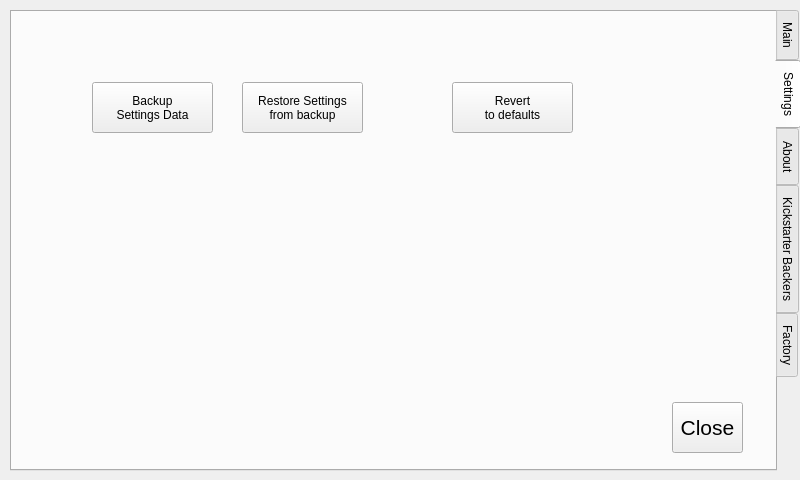
The window that src/utilwindow.ui (krontech/chronos-cam-app) describes before a commit, drawn with Qt 5.
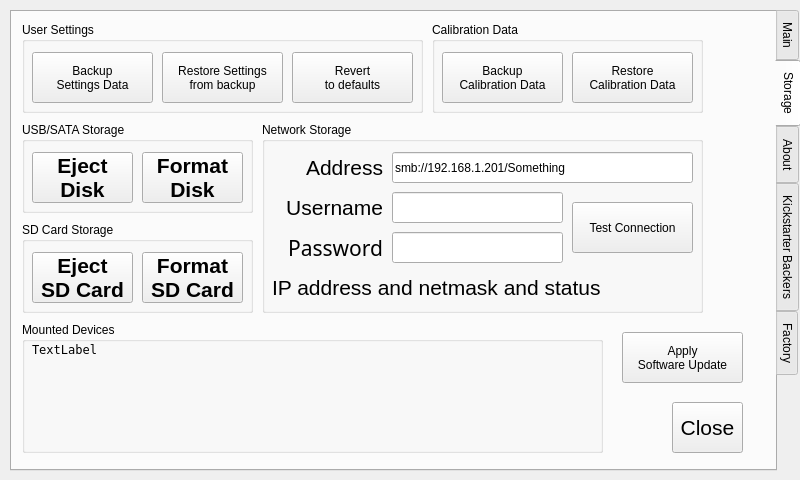
The same window after the commit. The open tabs and pages were chosen to show the change. Custom widgets are drawn as their Qt base class.

Commit message:
Add storage tab to util window, add buttons to format disks.
Users have frequently had difficulty formatting storage devices for
use with the camera, so add some buttons to the util window to do it
for them (partitions the disk into one large drive, and then formats
it as FAT32).

```diff
--- a/src/utilwindow.ui
+++ b/src/utilwindow.ui
@@ -29,31 +29,17 @@
     <enum>QTabWidget::East</enum>
    </property>
    <property name="currentIndex">
-    <number>4</number>
+    <number>0</number>
    </property>
    <widget class="QWidget" name="tabMain">
     <attribute name="title">
      <string>Main</string>
     </attribute>
-    <widget class="QPushButton" name="cmdSWUpdate">
-     <property name="geometry">
-      <rect>
-       <x>10</x>
-       <y>390</y>
-       <width>121</width>
-       <height>51</height>
-      </rect>
-     </property>
-     <property name="text">
-      <string>Apply
-Software Update</string>
-     </property>
-    </widget>
     <widget class="QGroupBox" name="groupBoxClock">
      <property name="geometry">
       <rect>
        <x>10</x>
-       <y>110</y>
+       <y>10</y>
        <width>431</width>
        <height>81</height>
       </rect>
@@ -125,7 +111,7 @@
      <property name="geometry">
       <rect>
        <x>10</x>
-       <y>240</y>
+       <y>100</y>
        <width>331</width>
        <height>131</height>
       </rect>
@@ -264,7 +250,7 @@
      <property name="geometry">
       <rect>
        <x>480</x>
-       <y>220</y>
+       <y>120</y>
        <width>191</width>
        <height>41</height>
       </rect>
@@ -287,94 +273,11 @@
       <bool>false</bool>
      </property>
     </widget>
-    <widget class="QPushButton" name="cmdSaveCal">
-     <property name="geometry">
-      <rect>
-       <x>160</x>
-       <y>390</y>
-       <width>121</width>
-       <height>51</height>
-      </rect>
-     </property>
-     <property name="text">
-      <string>Backup
-Calibration Data</string>
-     </property>
-    </widget>
-    <widget class="QPushButton" name="cmdRestoreCal">
-     <property name="geometry">
-      <rect>
-       <x>310</x>
-       <y>390</y>
-       <width>121</width>
-       <height>51</height>
-      </rect>
-     </property>
-     <property name="text">
-      <string>Restore
-Calibration Data</string>
-     </property>
-    </widget>
-    <widget class="QGroupBox" name="grpEject">
-     <property name="geometry">
-      <rect>
-       <x>10</x>
-       <y>10</y>
-       <width>251</width>
-       <height>81</height>
-      </rect>
-     </property>
-     <property name="title">
-      <string>Removable Storage</string>
-     </property>
-     <widget class="QPushButton" name="cmdEjectSD">
-      <property name="geometry">
-       <rect>
-        <x>140</x>
-        <y>20</y>
-        <width>101</width>
-        <height>51</height>
-       </rect>
-      </property>
-      <property name="font">
-       <font>
-        <pointsize>16</pointsize>
-        <weight>75</weight>
-        <bold>true</bold>
-       </font>
-      </property>
-      <property name="text">
-       <string>Eject
-SD</string>
-      </property>
-     </widget>
-     <widget class="QPushButton" name="cmdEjectUSB">
-      <property name="geometry">
-       <rect>
-        <x>10</x>
-        <y>20</y>
-        <width>101</width>
-        <height>51</height>
-       </rect>
-      </property>
-      <property name="font">
-       <font>
-        <pointsize>16</pointsize>
-        <weight>75</weight>
-        <bold>true</bold>
-       </font>
-      </property>
-      <property name="text">
-       <string>Eject
-USB</string>
-      </property>
-     </widget>
-    </widget>
     <widget class="QCheckBox" name="chkAutoSave">
      <property name="geometry">
       <rect>
        <x>480</x>
-       <y>170</y>
+       <y>70</y>
        <width>161</width>
        <height>41</height>
       </rect>
@@ -401,7 +304,7 @@
      <property name="geometry">
       <rect>
        <x>480</x>
-       <y>120</y>
+       <y>20</y>
        <width>181</width>
        <height>41</height>
       </rect>
@@ -427,8 +330,8 @@
     <widget class="QLabel" name="lblUnsavedVideoLabel">
      <property name="geometry">
       <rect>
-       <x>300</x>
-       <y>40</y>
+       <x>10</x>
+       <y>240</y>
        <width>211</width>
        <height>61</height>
       </rect>
@@ -450,7 +353,7 @@
      <property name="geometry">
       <rect>
        <x>480</x>
-       <y>320</y>
+       <y>220</y>
        <width>191</width>
        <height>41</height>
       </rect>
@@ -477,7 +380,7 @@
      <property name="geometry">
       <rect>
        <x>480</x>
-       <y>360</y>
+       <y>260</y>
        <width>171</width>
        <height>61</height>
       </rect>
@@ -504,8 +407,8 @@
     <widget class="QComboBox" name="comboDisableUnsavedWarning">
      <property name="geometry">
       <rect>
-       <x>480</x>
-       <y>50</y>
+       <x>200</x>
+       <y>250</y>
        <width>201</width>
        <height>41</height>
       </rect>
@@ -535,7 +438,7 @@
      <property name="geometry">
       <rect>
        <x>480</x>
-       <y>270</y>
+       <y>170</y>
        <width>171</width>
        <height>41</height>
       </rect>
@@ -556,70 +459,434 @@
      </property>
     </widget>
    </widget>
-   <widget class="QWidget" name="tabSettings">
+   <widget class="QWidget" name="tabStorage">
     <attribute name="title">
-     <string>Settings</string>
+     <string>Storage</string>
     </attribute>
-    <widget class="QPushButton" name="cmdDefaults">
+    <widget class="QPushButton" name="cmdClose_2">
      <property name="geometry">
       <rect>
-       <x>440</x>
-       <y>70</y>
-       <width>121</width>
+       <x>660</x>
+       <y>390</y>
+       <width>71</width>
        <height>51</height>
       </rect>
      </property>
+     <property name="font">
+      <font>
+       <pointsize>16</pointsize>
+      </font>
+     </property>
      <property name="text">
-      <string>Revert
-to defaults</string>
+      <string>Close</string>
      </property>
     </widget>
-    <widget class="QPushButton" name="cmdBackupSettings">
+    <widget class="QGroupBox" name="gbUserSettings">
      <property name="geometry">
       <rect>
-       <x>80</x>
-       <y>70</y>
-       <width>121</width>
-       <height>51</height>
+       <x>10</x>
+       <y>10</y>
+       <width>401</width>
+       <height>91</height>
       </rect>
      </property>
-     <property name="text">
-      <string>Backup
+     <property name="title">
+      <string>User Settings</string>
+     </property>
+     <widget class="QPushButton" name="cmdBackupSettings">
+      <property name="geometry">
+       <rect>
+        <x>10</x>
+        <y>30</y>
+        <width>121</width>
+        <height>51</height>
+       </rect>
+      </property>
+      <property name="text">
+       <string>Backup
 Settings Data</string>
-     </property>
-    </widget>
-    <widget class="QPushButton" name="cmdRestoreSettings">
-     <property name="geometry">
-      <rect>
-       <x>230</x>
-       <y>70</y>
-       <width>121</width>
-       <height>51</height>
-      </rect>
-     </property>
-     <property name="text">
-      <string>Restore Settings
+      </property>
+     </widget>
+     <widget class="QPushButton" name="cmdRestoreSettings">
+      <property name="geometry">
+       <rect>
+        <x>140</x>
+        <y>30</y>
+        <width>121</width>
+        <height>51</height>
+       </rect>
+      </property>
+      <property name="text">
+       <string>Restore Settings
 from backup</string>
+      </property>
+     </widget>
+     <widget class="QPushButton" name="cmdDefaults">
+      <property name="geometry">
+       <rect>
+        <x>270</x>
+        <y>30</y>
+        <width>121</width>
+        <height>51</height>
+       </rect>
+      </property>
+      <property name="text">
+       <string>Revert
+to defaults</string>
+      </property>
+     </widget>
+    </widget>
+    <widget class="QGroupBox" name="gbCalData">
+     <property name="geometry">
+      <rect>
+       <x>420</x>
+       <y>10</y>
+       <width>271</width>
+       <height>91</height>
+      </rect>
      </property>
+     <property name="title">
+      <string>Calibration Data</string>
+     </property>
+     <widget class="QPushButton" name="cmdSaveCal">
+      <property name="geometry">
+       <rect>
+        <x>10</x>
+        <y>30</y>
+        <width>121</width>
+        <height>51</height>
+       </rect>
+      </property>
+      <property name="text">
+       <string>Backup
+Calibration Data</string>
+      </property>
+     </widget>
+     <widget class="QPushButton" name="cmdRestoreCal">
+      <property name="geometry">
+       <rect>
+        <x>140</x>
+        <y>30</y>
+        <width>121</width>
+        <height>51</height>
+       </rect>
+      </property>
+      <property name="text">
+       <string>Restore
+Calibration Data</string>
+      </property>
+     </widget>
     </widget>
-    <widget class="QPushButton" name="cmdClose_2">
+    <widget class="QGroupBox" name="gbDisk">
      <property name="geometry">
       <rect>
-       <x>660</x>
-       <y>390</y>
-       <width>71</width>
+       <x>10</x>
+       <y>110</y>
+       <width>231</width>
+       <height>91</height>
+      </rect>
+     </property>
+     <property name="title">
+      <string>USB/SATA Storage</string>
+     </property>
+     <widget class="QPushButton" name="cmdEjectDisk">
+      <property name="geometry">
+       <rect>
+        <x>10</x>
+        <y>30</y>
+        <width>101</width>
+        <height>51</height>
+       </rect>
+      </property>
+      <property name="font">
+       <font>
+        <pointsize>16</pointsize>
+        <weight>75</weight>
+        <bold>true</bold>
+       </font>
+      </property>
+      <property name="text">
+       <string>Eject
+Disk</string>
+      </property>
+     </widget>
+     <widget class="QPushButton" name="cmdFormatDisk">
+      <property name="geometry">
+       <rect>
+        <x>120</x>
+        <y>30</y>
+        <width>101</width>
+        <height>51</height>
+       </rect>
+      </property>
+      <property name="font">
+       <font>
+        <pointsize>16</pointsize>
+        <weight>75</weight>
+        <bold>true</bold>
+       </font>
+      </property>
+      <property name="text">
+       <string>Format
+Disk</string>
+      </property>
+     </widget>
+    </widget>
+    <widget class="QGroupBox" name="gbSDCard">
+     <property name="geometry">
+      <rect>
+       <x>10</x>
+       <y>210</y>
+       <width>231</width>
+       <height>91</height>
+      </rect>
+     </property>
+     <property name="title">
+      <string>SD Card Storage</string>
+     </property>
+     <widget class="QPushButton" name="cmdEjectSD">
+      <property name="geometry">
+       <rect>
+        <x>10</x>
+        <y>30</y>
+        <width>101</width>
+        <height>51</height>
+       </rect>
+      </property>
+      <property name="font">
+       <font>
+        <pointsize>16</pointsize>
+        <weight>75</weight>
+        <bold>true</bold>
+       </font>
+      </property>
+      <property name="text">
+       <string>Eject
+SD Card</string>
+      </property>
+     </widget>
+     <widget class="QPushButton" name="cmdFormatSD">
+      <property name="geometry">
+       <rect>
+        <x>120</x>
+        <y>30</y>
+        <width>101</width>
+        <height>51</height>
+       </rect>
+      </property>
+      <property name="font">
+       <font>
+        <pointsize>16</pointsize>
+        <weight>75</weight>
+        <bold>true</bold>
+       </font>
+      </property>
+      <property name="text">
+       <string>Format
+SD Card</string>
+      </property>
+     </widget>
+    </widget>
+    <widget class="QGroupBox" name="gbNetwork">
+     <property name="geometry">
+      <rect>
+       <x>250</x>
+       <y>110</y>
+       <width>441</width>
+       <height>191</height>
+      </rect>
+     </property>
+     <property name="title">
+      <string>Network Storage</string>
+     </property>
+     <widget class="QLineEdit" name="lineNetUser">
+      <property name="geometry">
+       <rect>
+        <x>130</x>
+        <y>70</y>
+        <width>171</width>
+        <height>31</height>
+       </rect>
+      </property>
+      <property name="font">
+       <font>
+        <pointsize>16</pointsize>
+       </font>
+      </property>
+     </widget>
+     <widget class="QLabel" name="lblNetUser">
+      <property name="geometry">
+       <rect>
+        <x>10</x>
+        <y>70</y>
+        <width>111</width>
+        <height>31</height>
+       </rect>
+      </property>
+      <property name="font">
+       <font>
+        <pointsize>16</pointsize>
+       </font>
+      </property>
+      <property name="text">
+       <string>Username</string>
+      </property>
+      <property name="alignment">
+       <set>Qt::AlignRight|Qt::AlignTrailing|Qt::AlignVCenter</set>
+      </property>
+     </widget>
+     <widget class="QLabel" name="lblNetPassword">
+      <property name="geometry">
+       <rect>
+        <x>10</x>
+        <y>110</y>
+        <width>111</width>
+        <height>31</height>
+       </rect>
+      </property>
+      <property name="font">
+       <font>
+        <family>Sans Serif</family>
+        <pointsize>16</pointsize>
+       </font>
+      </property>
+      <property name="text">
+       <string>Password</string>
+      </property>
+      <property name="alignment">
+       <set>Qt::AlignRight|Qt::AlignTrailing|Qt::AlignVCenter</set>
+      </property>
+     </widget>
+     <widget class="QLineEdit" name="lineNetPassword">
+      <property name="geometry">
+       <rect>
+        <x>130</x>
+        <y>110</y>
+        <width>171</width>
+        <height>31</height>
+       </rect>
+      </property>
+      <property name="font">
+       <font>
+        <family>Standard Symbols L</family>
+        <pointsize>16</pointsize>
+       </font>
+      </property>
+     </widget>
+     <widget class="QLabel" name="lblNetAddress">
+      <property name="geometry">
+       <rect>
+        <x>10</x>
+        <y>30</y>
+        <width>111</width>
+        <height>31</height>
+       </rect>
+      </property>
+      <property name="font">
+       <font>
+        <pointsize>16</pointsize>
+       </font>
+      </property>
+      <property name="text">
+       <string>Address</string>
+      </property>
+      <property name="alignment">
+       <set>Qt::AlignRight|Qt::AlignTrailing|Qt::AlignVCenter</set>
+      </property>
+     </widget>
+     <widget class="QPushButton" name="cmdNetTest">
+      <property name="geometry">
+       <rect>
+        <x>310</x>
+        <y>80</y>
+        <width>121</width>
+        <height>51</height>
+       </rect>
+      </property>
+      <property name="text">
+       <string>Test Connection</string>
+      </property>
+     </widget>
+     <widget class="QLabel" name="lblNetStatus">
+      <property name="geometry">
+       <rect>
+        <x>10</x>
+        <y>150</y>
+        <width>411</width>
+        <height>31</height>
+       </rect>
+      </property>
+      <property name="font">
+       <font>
+        <pointsize>16</pointsize>
+       </font>
+      </property>
+      <property name="text">
+       <string>IP address and netmask and status</string>
+      </property>
+     </widget>
+     <widget class="QLineEdit" name="lineNetAddress">
+      <property name="geometry">
+       <rect>
+        <x>130</x>
+        <y>30</y>
+        <width>301</width>
+        <height>31</height>
+       </rect>
+      </property>
+      <property name="text">
+       <string>smb://192.168.1.201/Something</string>
+      </property>
+     </widget>
+    </widget>
+    <widget class="QPushButton" name="cmdSWUpdate">
+     <property name="geometry">
+      <rect>
+       <x>610</x>
+       <y>320</y>
+       <width>121</width>
        <height>51</height>
       </rect>
      </property>
-     <property name="font">
-      <font>
-       <pointsize>16</pointsize>
-      </font>
-     </property>
      <property name="text">
-      <string>Close</string>
+      <string>Apply
+Software Update</string>
      </property>
     </widget>
+    <widget class="QGroupBox" name="gbMountedDevices">
+     <property name="geometry">
+      <rect>
+       <x>10</x>
+       <y>310</y>
+       <width>581</width>
+       <height>131</height>
+      </rect>
+     </property>
+     <property name="title">
+      <string>Mounted Devices</string>
+     </property>
+     <widget class="QLabel" name="lblMountedDevices">
+      <property name="geometry">
+       <rect>
+        <x>10</x>
+        <y>20</y>
+        <width>561</width>
+        <height>101</height>
+       </rect>
+      </property>
+      <property name="font">
+       <font>
+        <family>DejaVu Sans Mono</family>
+       </font>
+      </property>
+      <property name="text">
+       <string>TextLabel</string>
+      </property>
+      <property name="alignment">
+       <set>Qt::AlignLeading|Qt::AlignLeft|Qt::AlignTop</set>
+      </property>
+     </widget>
+    </widget>
    </widget>
    <widget class="QWidget" name="tabAbout">
     <attribute name="title">
@@ -664,7 +931,7 @@
      </property>
     </widget>
    </widget>
-   <widget class="QWidget" name="tab">
+   <widget class="QWidget" name="tabKickstarter">
     <attribute name="title">
      <string>Kickstarter Backers</string>
     </attribute>
```
Left out of the diff: 16 changed lines with no effect on the pictures. The commit also changes 2 other files.
